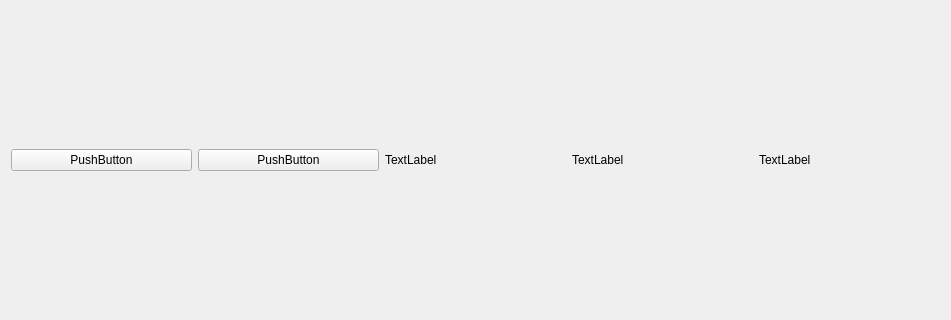
This is QtVigil/QtVigil.ui in khaledsalem999/Vigil as Qt 5 draws it before an edit; both pictures show x 0 to 951 and y 126 to 446 of the 951 by 578 pixel window. The edited form follows.
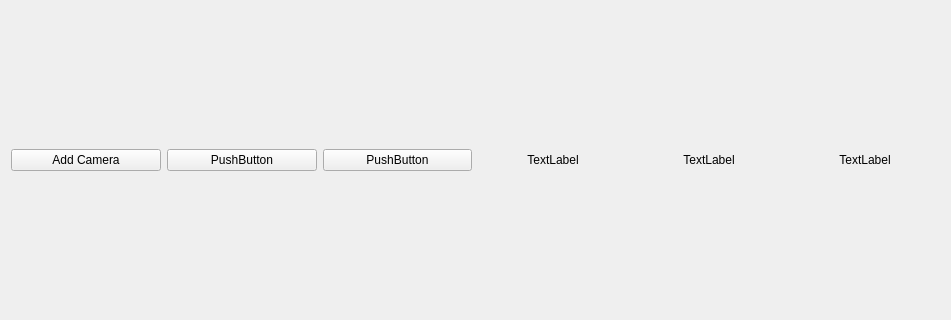
This is the edited form.

Diff of the .ui file:
```diff
--- a/QtVigil/QtVigil.ui
+++ b/QtVigil/QtVigil.ui
@@ -15,11 +15,41 @@
   </property>
   <widget class="QWidget" name="centralWidget">
    <layout class="QGridLayout" name="gridLayout">
-    <item row="0" column="3">
+    <item row="0" column="4">
+     <widget class="QLabel" name="label">
+      <property name="text">
+       <string>TextLabel</string>
+      </property>
+      <property name="alignment">
+       <set>Qt::AlignCenter</set>
+      </property>
+     </widget>
+    </item>
+    <item row="0" column="6">
+     <widget class="QLabel" name="label_3">
+      <property name="text">
+       <string>TextLabel</string>
+      </property>
+      <property name="alignment">
+       <set>Qt::AlignCenter</set>
+      </property>
+     </widget>
+    </item>
+    <item row="0" column="0">
+     <widget class="QPushButton" name="AddCam">
+      <property name="text">
+       <string>Add Camera</string>
+      </property>
+     </widget>
+    </item>
+    <item row="0" column="5">
      <widget class="QLabel" name="label_2">
       <property name="text">
        <string>TextLabel</string>
       </property>
+      <property name="alignment">
+       <set>Qt::AlignCenter</set>
+      </property>
      </widget>
     </item>
     <item row="0" column="1">
@@ -29,24 +59,10 @@
       </property>
      </widget>
     </item>
-    <item row="0" column="0">
-     <widget class="QPushButton" name="pushButton">
-      <property name="text">
-       <string>PushButton</string>
-      </property>
-     </widget>
-    </item>
     <item row="0" column="2">
-     <widget class="QLabel" name="label">
+     <widget class="QPushButton" name="pushButton">
       <property name="text">
-       <string>TextLabel</string>
-      </property>
-     </widget>
-    </item>
-    <item row="0" column="4">
-     <widget class="QLabel" name="label_3">
-      <property name="text">
-       <string>TextLabel</string>
+       <string>PushButton</string>
       </property>
      </widget>
     </item>
```
Left out of the diff: 3 changed lines with no effect on the pictures.
